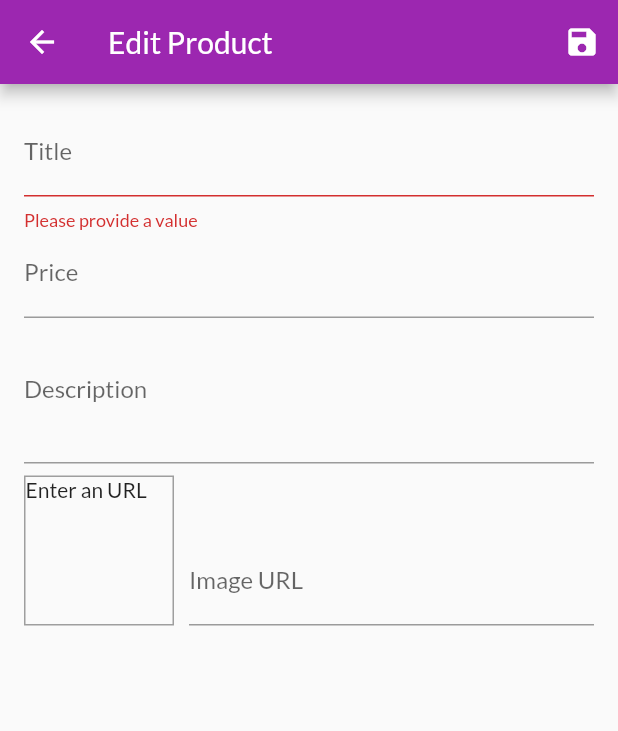
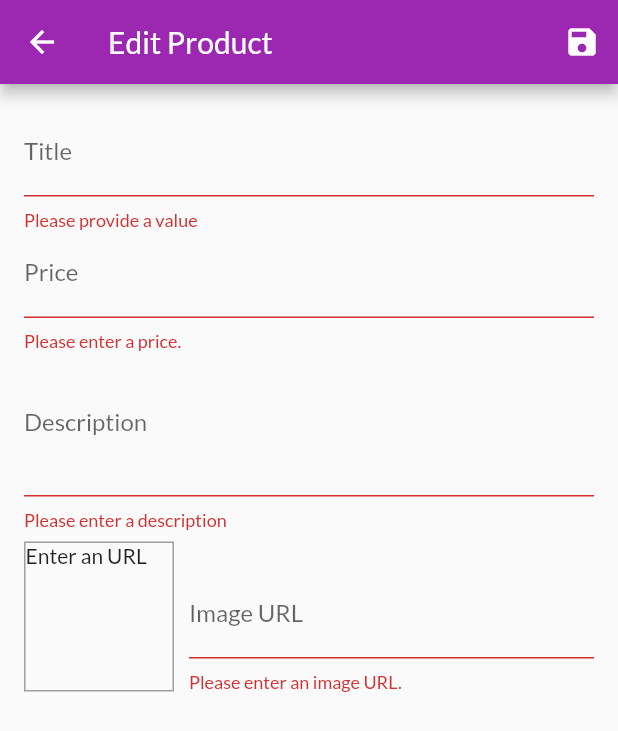
Before and after one commit to Pannakoek/shopApp, a Flutter app: the EditProductScreen screen opened by its route, after a tap on the "save" icon, on a phone screen of 412 x 824 dp. Shown: the top 731 px of the screen. Run offline on Flutter 3.47's test engine with Material 2 defaults, Android fonts, the phone set to English and light mode, and no system bars; network calls fail.

```diff
--- a/lib/screens/edit_product_screen.dart
+++ b/lib/screens/edit_product_screen.dart
@@ -1,6 +1,8 @@
 import 'package:flutter/material.dart';
+import 'package:provider/provider.dart';
 
 import '../providers/product.dart';
+import '../providers/products.dart';
 
 class EditProductScreen extends StatefulWidget {
   static const routeName = '/edit-product';
@@ -23,10 +25,40 @@ class _EditProductScreenState extends State<EditProductScreen> {
     imageUrl: '',
   );
 
+  var _initValues = {
+    'title': '',
+    'description': '',
+    'price': '',
+    'imageUrl': '',
+  };
+  var _isInit = true;
+
   @override
   void initState() {
     _imageUrlFocusNode.addListener(_updateImageUrl);
     super.initState();
+  }
+
+  @override
+  void didChangeDependencies() {
+    if (_isInit) {
+      final productId = ModalRoute.of(context).settings.arguments as String;
+      if (productId != null) {
+        _editedProduct = Provider.of<Products>(
+          context,
+          listen: false,
+        ).findById(productId);
+        _initValues = {
+          'title': _editedProduct.title,
+          'description': _editedProduct.description,
+          'price': _editedProduct.price.toString(),
+          'imageUrl': ''
+        };
+        _imageUrlController.text = _editedProduct.imageUrl;
+      }
+    }
+    _isInit = false;
+    super.didChangeDependencies();
   }
 
   @override
@@ -41,7 +73,13 @@ class _EditProductScreenState extends State<EditProductScreen> {
 
   void _updateImageUrl() {
     if (!_imageUrlFocusNode.hasFocus) {
-      setState(() {});
+      if ((!_imageUrlController.text.startsWith("http") &&
+              !_imageUrlController.text.startsWith('https')) ||
+          (!_imageUrlController.text.endsWith(".png") &&
+              !_imageUrlController.text.endsWith(".jpg") &&
+              !_imageUrlController.text.endsWith(".jpeg"))) {
+        setState(() {});
+      }
     }
   }
 
@@ -51,6 +89,15 @@ class _EditProductScreenState extends State<EditProductScreen> {
       return;
     }
     _form.currentState.save();
+    if (_editedProduct.id != null) {
+      Provider.of<Products>(context, listen: false).updateProduct(
+        _editedProduct.id,
+        _editedProduct,
+      );
+    } else {
+      Provider.of<Products>(context, listen: false).addProduct(_editedProduct);
+    }
+    Navigator.of(context).pop();
   }
 
   @override
@@ -72,6 +119,7 @@ class _EditProductScreenState extends State<EditProductScreen> {
           child: ListView(
             children: <Widget>[
               TextFormField(
+                initialValue: _initValues['title'],
                 decoration: InputDecoration(labelText: 'Title'),
                 textInputAction: TextInputAction.next,
                 onFieldSubmitted: (_) {
@@ -86,15 +134,17 @@ class _EditProductScreenState extends State<EditProductScreen> {
                 },
                 onSaved: (value) {
                   _editedProduct = Product(
-                    id: null,
                     title: value,
                     price: _editedProduct.price,
                     description: _editedProduct.description,
                     imageUrl: _editedProduct.imageUrl,
+                    id: _editedProduct.id,
+                    isFavorite: _editedProduct.isFavorite,
                   );
                 },
               ),
               TextFormField(
+                initialValue: _initValues['price'],
                 decoration: InputDecoration(labelText: 'Price'),
                 textInputAction: TextInputAction.next,
                 keyboardType: TextInputType.number,
@@ -102,28 +152,57 @@ class _EditProductScreenState extends State<EditProductScreen> {
                 onFieldSubmitted: (_) {
                   FocusScope.of(context).requestFocus(_descriptionFocusNode);
                 },
+                validator: (value) {
+                  if (value.isEmpty) {
+                    return "Please enter a price.";
+                  }
+
+                  if (double.tryParse(value) == null) {
+                    return "Please enter a valid number.";
+                  }
+
+                  if (double.parse(value) <= 0) {
+                    return "Please enter a number greater than zero.";
+                  }
+
+                  return null;
+                },
                 onSaved: (value) {
                   _editedProduct = Product(
-                    id: null,
                     title: _editedProduct.title,
                     price: double.parse(value),
                     description: _editedProduct.description,
                     imageUrl: _editedProduct.imageUrl,
+                    id: _editedProduct.id,
+                    isFavorite: _editedProduct.isFavorite,
                   );
                 },
               ),
               TextFormField(
+                initialValue: _initValues['description'],
                 decoration: InputDecoration(labelText: 'Description'),
                 maxLines: 3,
                 keyboardType: TextInputType.multiline,
                 focusNode: _descriptionFocusNode,
+                validator: (value) {
+                  if (value.isEmpty) {
+                    return 'Please enter a description';
+                  }
+
+                  if (value.length < 10) {
+                    return 'Should be at least 10 characters long.';
+                  }
+
+                  return null;
+                },
                 onSaved: (value) {
                   _editedProduct = Product(
-                    id: null,
                     title: _editedProduct.title,
                     price: _editedProduct.price,
                     description: value,
                     imageUrl: _editedProduct.imageUrl,
+                    id: _editedProduct.id,
+                    isFavorite: _editedProduct.isFavorite,
                   );
                 },
               ),
@@ -165,13 +244,31 @@ class _EditProductScreenState extends State<EditProductScreen> {
                       onEditingComplete: () {
                         setState(() {});
                       },
+                      validator: (value) {
+                        if (value.isEmpty) {
+                          return 'Please enter an image URL.';
+                        }
+
+                        if (!value.startsWith("http") &&
+                            !value.startsWith('https')) {
+                          return 'Please enter a valid URL.';
+                        }
+
+                        if (!value.endsWith(".png") &&
+                            !value.endsWith(".jpg") &&
+                            !value.endsWith(".jpeg")) {
+                          return "Please enter a valid image URL.";
+                        }
+                        return null;
+                      },
                       onSaved: (value) {
                         _editedProduct = Product(
-                          id: null,
                           title: _editedProduct.title,
                           price: _editedProduct.price,
                           description: _editedProduct.description,
                           imageUrl: value,
+                          id: _editedProduct.id,
+                          isFavorite: _editedProduct.isFavorite,
                         );
                       },
                     ),
--- a/lib/screens/user_products_screen.dart
+++ b/lib/screens/user_products_screen.dart
@@ -34,7 +34,10 @@ class UserProductsScreen extends StatelessWidget {
           itemBuilder: (_, i) => Column(
             children: [
               UserProductItem(
-                  productsData.items[i].title, productsData.items[i].imageUrl),
+                productsData.items[i].id,
+                productsData.items[i].title,
+                productsData.items[i].imageUrl,
+              ),
               Divider(),
             ],
           ),
```
Also changed, not shown: lib/providers/products.dart (+25 -2 lines), lib/widgets/user_product_item.dart (+16 -3 lines).
